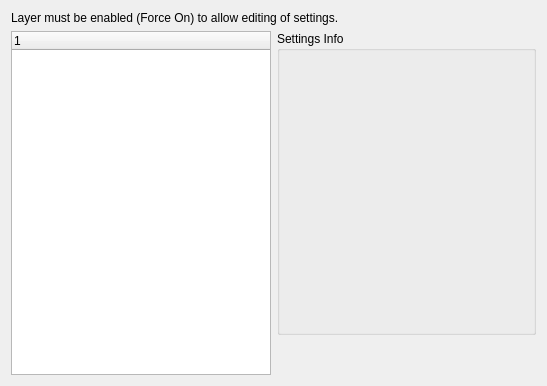
Qt form vkconfig/khronossettingsadvanced.ui (LunarG/VulkanTools) before a commit.
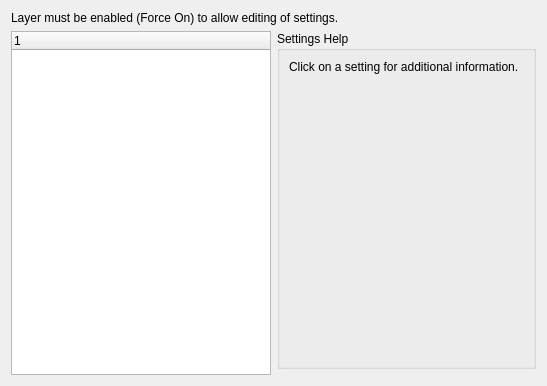
The same form after that commit.

Commit message: Settings help

Diff of the .ui file:
```diff
--- a/vkconfig/khronossettingsadvanced.ui
+++ b/vkconfig/khronossettingsadvanced.ui
@@ -39,23 +39,31 @@
       </sizepolicy>
      </property>
      <property name="title">
-      <string>Settings Info</string>
+      <string>Settings Help</string>
      </property>
+     <layout class="QHBoxLayout" name="horizontalLayout">
+      <item>
+       <widget class="QLabel" name="labelSettingInfo">
+        <property name="text">
+         <string>Click on a setting for additional information.</string>
+        </property>
+        <property name="textFormat">
+         <enum>Qt::RichText</enum>
+        </property>
+        <property name="alignment">
+         <set>Qt::AlignLeading|Qt::AlignLeft|Qt::AlignTop</set>
+        </property>
+        <property name="wordWrap">
+         <bool>true</bool>
+        </property>
+        <property name="openExternalLinks">
+         <bool>true</bool>
+        </property>
+       </widget>
+      </item>
+     </layout>
     </widget>
    </item>
-   <item row="2" column="1">
-    <spacer name="verticalSpacer">
-     <property name="orientation">
-      <enum>Qt::Vertical</enum>
-     </property>
-     <property name="sizeHint" stdset="0">
-      <size>
-       <width>20</width>
-       <height>40</height>
-      </size>
-     </property>
-    </spacer>
-   </item>
   </layout>
  </widget>
  <resources/>
```
The commit also changes 5 other files.
